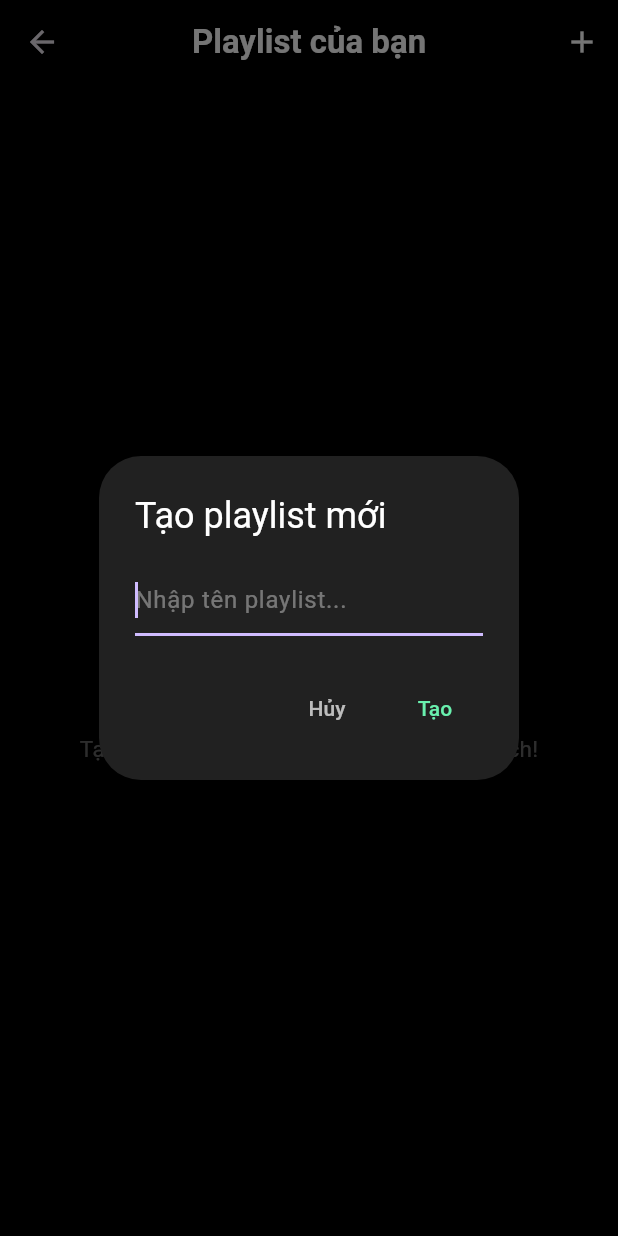
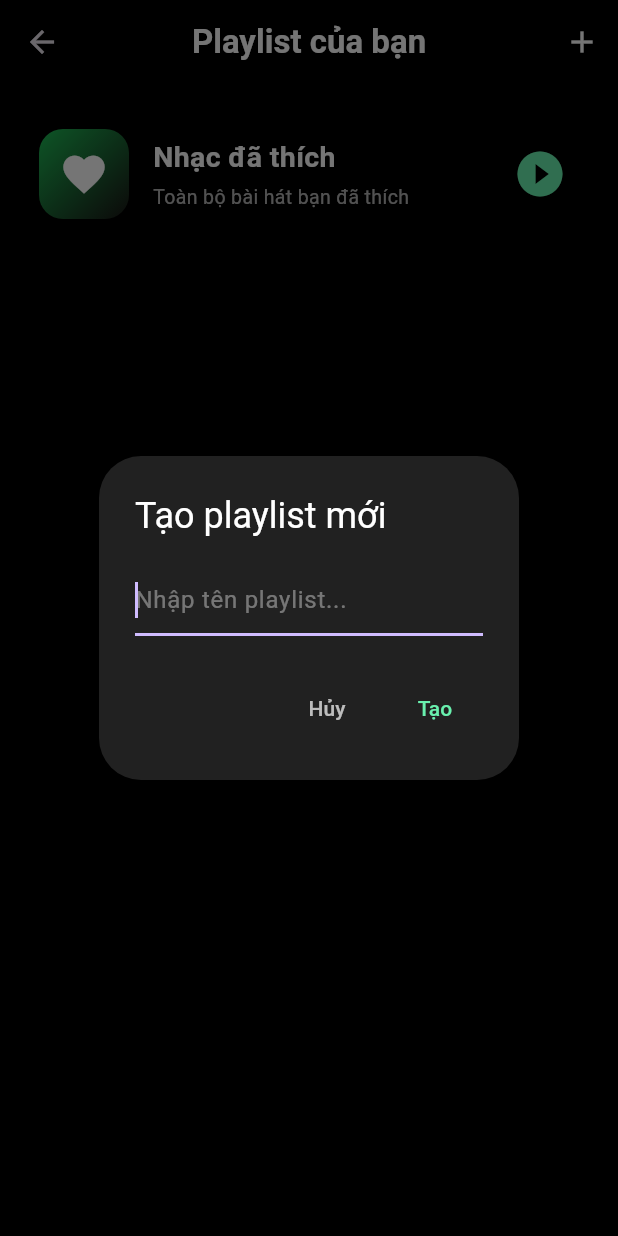
Before and after one commit to Pauz19/Spoliqi, a Flutter app: the PlaylistScreen screen opened directly, after a tap on the "add" icon, on a phone screen of 412 x 824 dp. Run offline on Flutter 3.47's test engine with Material 3 defaults, Android fonts, the phone set to English and light mode, and no system bars; our stand-ins replace cached_network_image, connectivity_plus, firebase_auth, firebase_core, firebase_database, google_sign_in and 1 more; accounts and stored records are empty; network calls fail.

Commit message:
Cập nhật chức năng XYZ

```diff
--- a/lib/models/song.dart
+++ b/lib/models/song.dart
@@ -5,7 +5,7 @@ class Song {
   final String audioUrl;
   final String? coverUrl;
   final String? album;
-  final int? duration; // đơn vị: giây (hoặc bạn để String nếu muốn)
+  final int? duration; // đơn vị: giây
   final String? releaseDate;
 
   Song({
@@ -28,7 +28,9 @@ class Song {
       audioUrl: map['audioUrl'] ?? '',
       coverUrl: map['coverUrl'],
       album: map['album'],
-      duration: map['duration'] is int ? map['duration'] : int.tryParse('${map['duration'] ?? ''}'),
+      duration: map['duration'] is int
+          ? map['duration']
+          : int.tryParse('${map['duration'] ?? ''}'),
       releaseDate: map['releaseDate'],
     );
   }
--- a/lib/screens/home_screen.dart
+++ b/lib/screens/home_screen.dart
@@ -5,6 +5,7 @@ import '../models/song.dart';
 import '../services/deezer_service.dart';
 import '../providers/player_provider.dart';
 import '../screens/player_screen.dart';
+// Đã bỏ import liked_songs_screen.dart ở đây vì nút sẽ không còn ở HomeScreen
 import '../widgets/song_options.dart';
 import '../widgets/account_dialog.dart';
 import '../login_page.dart';
@@ -204,6 +205,8 @@ class _HomeScreenState extends State<HomeScreen> {
                 ),
               ),
             ),
+            // ===== ĐÃ BỎ nút Nhạc đã thích ở đây =====
+
             Padding(
               padding: const EdgeInsets.symmetric(horizontal: 16, vertical: 18),
               child: Row(
--- a/lib/screens/playlist_screen.dart
+++ b/lib/screens/playlist_screen.dart
@@ -5,8 +5,10 @@ import 'dart:convert';
 import 'package:http/http.dart' as http;
 import '../providers/playlist_provider.dart';
 import '../providers/player_provider.dart';
+import '../providers/liked_songs_provider.dart';
 import '../models/song.dart';
 import '../widgets/song_options.dart';
+import '../screens/liked_songs_screen.dart';
 
 class PlaylistScreen extends StatefulWidget {
   const PlaylistScreen({super.key});
@@ -104,6 +106,23 @@ class _PlaylistScreenState extends State<PlaylistScreen> {
     }
   }
 
+  Future<void> playAllLikedSongs(BuildContext context, List<Song> likedSongs) async {
+    final newQueue = <Song>[];
+    for (final song in likedSongs) {
+      final previewUrl = await fetchPreviewUrl(song.id);
+      if (previewUrl != null && previewUrl.isNotEmpty) {
+        newQueue.add(song.copyWith(audioUrl: previewUrl));
+      }
+    }
+    if (newQueue.isNotEmpty) {
+      Provider.of<PlayerProvider>(context, listen: false).setQueue(newQueue, startIndex: 0);
+    } else {
+      ScaffoldMessenger.of(context).showSnackBar(
+        const SnackBar(content: Text('Không có bài nào hỗ trợ preview 30s!')),
+      );
+    }
+  }
+
   void _showRenamePlaylistDialog(BuildContext context, dynamic playlist) {
     final controller = TextEditingController(text: playlist.name);
     showDialog(
@@ -143,9 +162,10 @@ class _PlaylistScreenState extends State<PlaylistScreen> {
 
   @override
   Widget build(BuildContext context) {
-    return Consumer<PlaylistProvider>(
-      builder: (context, playlistProvider, _) {
+    return Consumer2<PlaylistProvider, LikedSongsProvider>(
+      builder: (context, playlistProvider, likedSongsProvider, _) {
         final playlists = playlistProvider.playlists;
+        final likedSongs = likedSongsProvider.likedSongs;
 
         return Scaffold(
           backgroundColor: Colors.black,
@@ -167,14 +187,81 @@ class _PlaylistScreenState extends State<PlaylistScreen> {
           ),
           body: playlistProvider.isLoading
               ? const Center(child: CircularProgressIndicator())
-              : playlists.isEmpty
-              ? const _EmptyPlaylistWidget()
               : ListView.separated(
             padding: const EdgeInsets.symmetric(vertical: 20, horizontal: 16),
-            itemCount: playlists.length,
+            itemCount: playlists.length + 1, // +1 cho "Nhạc đã thích"
             separatorBuilder: (context, idx) => const SizedBox(height: 30),
             itemBuilder: (context, index) {
-              final playlist = playlists[index];
+              if (index == 0) {
+                // Playlist Nhạc đã thích ghim cố định đầu danh sách
+                return Material(
+                  color: Colors.black,
+                  borderRadius: BorderRadius.circular(22),
+                  elevation: 2,
+                  child: InkWell(
+                    borderRadius: BorderRadius.circular(22),
+                    onTap: () {
+                      Navigator.push(
+                        context,
+                        MaterialPageRoute(builder: (_) => const LikedSongsScreen()),
+                      );
+                    },
+                    child: Padding(
+                      padding: const EdgeInsets.symmetric(vertical: 10, horizontal: 10),
+                      child: Row(
+                        children: [
+                          Container(
+                            width: 60,
+                            height: 60,
+                            decoration: BoxDecoration(
+                              borderRadius: BorderRadius.circular(16),
+                              gradient: const LinearGradient(
+                                colors: [Color(0xFF1DB954), Color(0xFF191414)],
+                                begin: Alignment.topLeft,
+                                end: Alignment.bottomRight,
+                              ),
+                            ),
+                            child: const Icon(Icons.favorite, color: Colors.white, size: 33),
+                          ),
+                          const SizedBox(width: 16),
+                          const Expanded(
+                            child: Column(
+                              crossAxisAlignment: CrossAxisAlignment.start,
+                              children: [
+                                Text(
+                                  'Nhạc đã thích',
+                                  style: TextStyle(
+                                    color: Colors.white,
+                                    fontSize: 19,
+                                    fontWeight: FontWeight.bold,
+                                  ),
+                                ),
+                                SizedBox(height: 4),
+                                Text(
+                                  'Toàn bộ bài hát bạn đã thích',
+                                  style: TextStyle(
+                                    color: Colors.white70,
+                                    fontSize: 13,
+                                  ),
+                                ),
+                              ],
+                            ),
+                          ),
+                          IconButton(
+                            icon: const Icon(Icons.play_circle_fill, color: Colors.greenAccent, size: 36),
+                            tooltip: "Phát tất cả",
+                            onPressed: likedSongs.isEmpty
+                                ? null
+                                : () => playAllLikedSongs(context, likedSongs),
+                          ),
+                        ],
+                      ),
+                    ),
+                  ),
+                );
+              }
+              // Các playlist tự tạo
+              final playlist = playlists[index - 1];
               final songCount = playlist.songs.length;
               return Material(
                 color: Colors.grey[900],
--- a/lib/widgets/song_options.dart
+++ b/lib/widgets/song_options.dart
@@ -22,7 +22,9 @@ void showSongOptions(BuildContext context, Song song) {
               Provider.of<PlayerProvider>(context, listen: false).addToQueue(song);
               Navigator.pop(context);
               ScaffoldMessenger.of(context).showSnackBar(
-                  const SnackBar(content: Text('Đã thêm vào danh sách chờ')));
+                  const SnackBar(
+                      content: Text('Đã thêm vào danh sách chờ'),
+                      duration: Duration(seconds: 2)));
             },
           ),
           ListTile(
@@ -66,6 +68,7 @@ void _showAddToPlaylist(BuildContext context, Song song) {
             ScaffoldMessenger.of(context).showSnackBar(
               SnackBar(
                 content: Text('Đã thêm vào "${pl.name}"'),
+                duration: Duration(seconds: 2),
                 backgroundColor: Colors.green[600],
               ),
             );
--- a/pubspec.yaml
+++ b/pubspec.yaml
@@ -42,6 +42,7 @@ dependencies:
   cupertino_icons: ^1.0.6
   firebase_database: ^10.4.5
   firebase_storage: ^11.7.0
+  cloud_firestore: ^4.17.2
   connectivity_plus: ^6.0.3
 
 
```
Also changed, not shown: lib/main.dart (+12 -4 lines), lib/providers/liked_songs_provider.dart (added, +72 -0 lines), lib/providers/player_provider.dart (+17 -8 lines), lib/screens/liked_songs_screen.dart (added, +86 -0 lines), lib/screens/player_screen.dart (+27 -5 lines), pubspec.lock.
